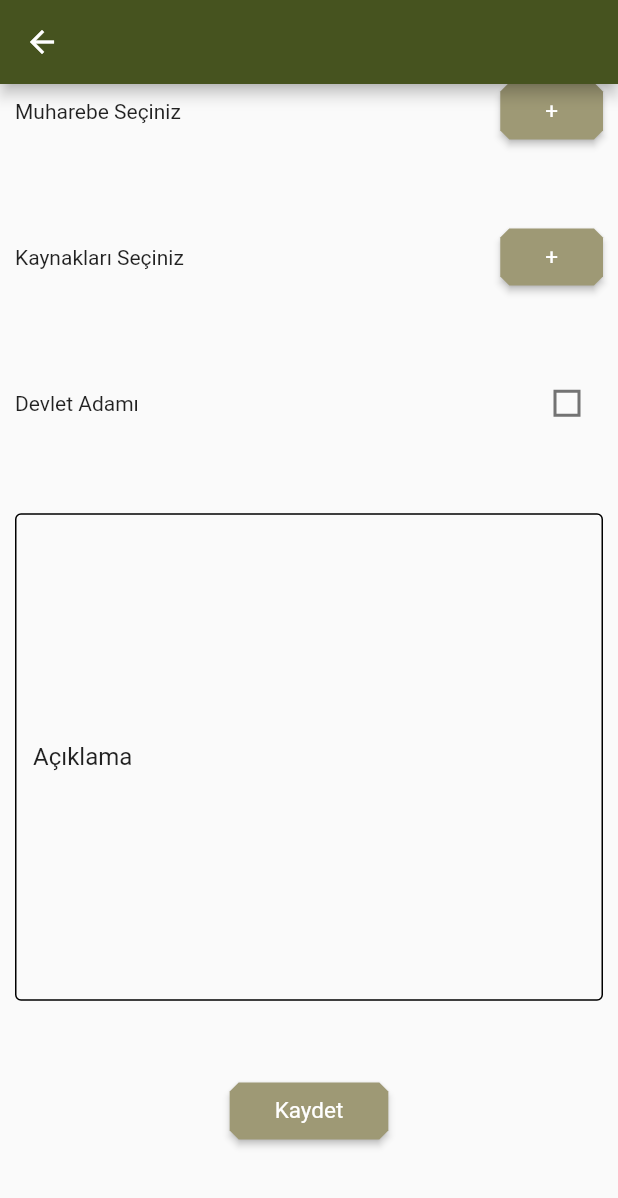
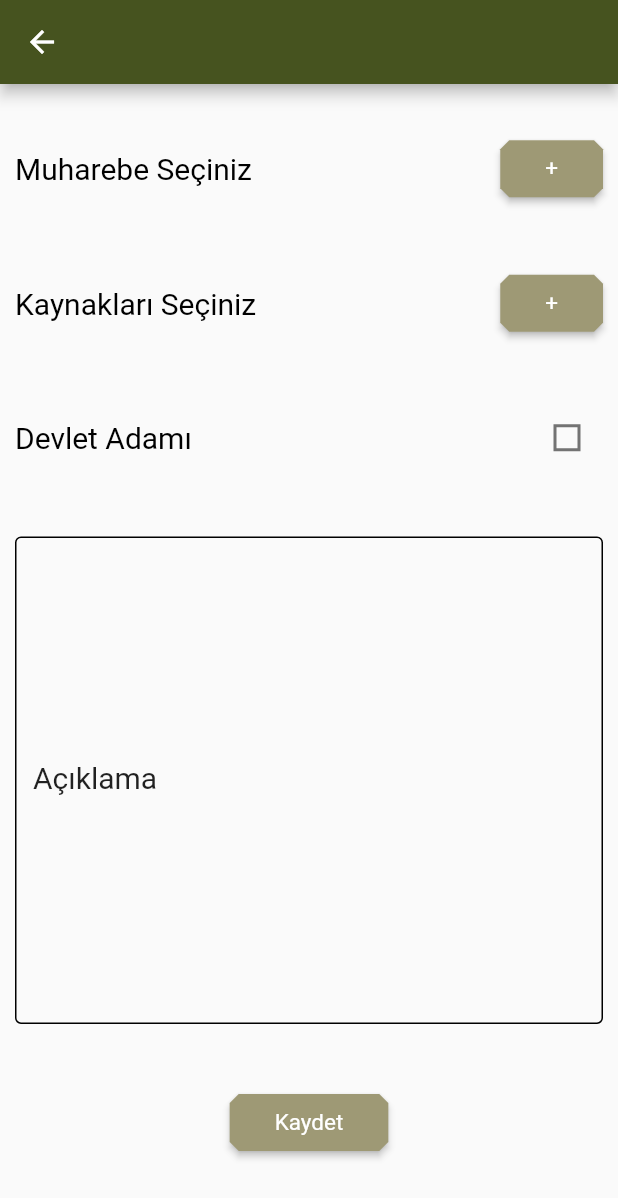
Before and after one commit to Yasinramazan/warHistory, a Flutter app: the SoldierView screen opened directly, scrolled down 488 dp, after a tap on "Kaydet", on a phone screen of 412 x 824 dp. Shown: the top 1198 px of the screen. Run offline on Flutter 3.47's test engine with Material 2 defaults, Android fonts, the phone set to English and light mode, and no system bars; our stand-ins replace bloc, cloud_firestore, file_picker, firebase_core, flutter_bloc, image_picker and 1 more; accounts and stored records are empty.

Commit message:
AddSoldier Service Eklendi

```diff
--- a/lib/Pages/AddingPages/AddSoldier.dart
+++ b/lib/Pages/AddingPages/AddSoldier.dart
@@ -5,6 +5,8 @@ import 'package:flutter_bloc/flutter_bloc.dart';
 import 'package:mask_text_input_formatter/mask_text_input_formatter.dart';
 import 'package:path_provider/path_provider.dart';
 import 'package:warhistory/Entities/Soldiers.dart';
+import 'package:warhistory/Services/Validator.dart';
+import 'package:warhistory/Services/soldierService.dart';
 import 'package:warhistory/Theme/theme.dart';
 import 'package:warhistory/Widgets/select_battles.dart';
 import 'package:warhistory/Widgets/select_sources.dart';
@@ -24,11 +26,15 @@ class _AddSoldierState extends State<SoldierView> {
       mask: '##/##/####',
       filter: {"#": RegExp(r'[0-9]')},
       type: MaskAutoCompletionType.lazy);
+  final _formKey = GlobalKey<FormState>();
   bool _value = false;
-  String name = "";
-  String birthday = "";
-  String deathday = "";
-  String explanation = "";
+
+  SoldiersService _soldiersService = SoldiersService();
+  TextEditingController nameController = TextEditingController();
+  TextEditingController deathdayController = TextEditingController();
+  TextEditingController birthdayController = TextEditingController();
+  TextEditingController explanationController = TextEditingController();
+  Soldier refSoldier = Soldier("", "", "", "", "", "", [], false, []);
 
   @override
   Widget build(BuildContext context) {
@@ -39,6 +45,7 @@ class _AddSoldierState extends State<SoldierView> {
           child: Padding(
             padding: const EdgeInsets.all(10),
             child: Form(
+              key: _formKey,
               child: SizedBox(
                 height: MediaQuery.of(context).size.height * 3 / 2,
                 child: Column(
@@ -47,22 +54,26 @@ class _AddSoldierState extends State<SoldierView> {
                     crossAxisAlignment: CrossAxisAlignment.center,
                     children: [
                       TextFormField(
-                        initialValue: name,
+                        controller: nameController,
                         decoration: InputDecoration(labelText: "İsim"),
+                        validator: (value) => TextValidator.validator(value),
                       ),
                       TextFormField(
-                          initialValue: birthday,
+                          controller: birthdayController,
                           decoration: const InputDecoration(
                               labelText: "Doğum Tarihi",
                               hintText: "##/##/####"),
                           keyboardType: TextInputType.datetime,
-                          inputFormatters: [maskFormatter]),
+                          inputFormatters: [maskFormatter],
+                          validator: (value) => TextValidator.validator(value)),
                       TextFormField(
-                          initialValue: deathday,
-                          decoration: const InputDecoration(
-                              labelText: "Ölüm Tarihi", hintText: "##/##/####"),
-                          keyboardType: TextInputType.datetime,
-                          inputFormatters: [maskFormatter]),
+                        controller: deathdayController,
+                        decoration: const InputDecoration(
+                            labelText: "Ölüm Tarihi", hintText: "##/##/####"),
+                        keyboardType: TextInputType.datetime,
+                        inputFormatters: [maskFormatter],
+                        validator: (value) => TextValidator.validator(value),
+                      ),
                       Row(
                         mainAxisSize: MainAxisSize.max,
                         mainAxisAlignment: MainAxisAlignment.spaceEvenly,
@@ -133,12 +144,15 @@ class _AddSoldierState extends State<SoldierView> {
                         ],
                       ),
                       TextFormField(
-                        initialValue: explanation,
+                        controller: explanationController,
                         maxLines: 15,
                         decoration: InputDecoration(labelText: "Açıklama"),
                       ),
                       ElevatedButton(
-                          onPressed: () => saveSoldier(), child: Text("Kaydet"))
+                          onPressed: () {
+                            _saveSoldier();
+                          },
+                          child: Text("Kaydet"))
                     ]),
               ),
             ),
@@ -148,9 +162,15 @@ class _AddSoldierState extends State<SoldierView> {
     );
   }
 
-  void saveSoldier() {
-    Soldier soldier =
-        Soldier("", name, birthday, birthday, explanation, "", [], _value, []);
+  void _saveSoldier() {
+    if (_formKey.currentState!.validate()) {
+      GlobalSoldier.Name = nameController.text;
+      GlobalSoldier.Birthday = birthdayController.text;
+      GlobalSoldier.Deathday = deathdayController.text;
+      GlobalSoldier.Explanation = explanationController.text;
+      _soldiersService.setSoldier(GlobalSoldier);
+      _soldiersService.saveSoldier();
+    }
   }
 
   void alertDialog(BuildContext context, bool a) {
--- /dev/null
+++ b/lib/Services/Validator.dart
@@ -0,0 +1,8 @@
+class TextValidator {
+  static validator(String? value) {
+    if (value == null || value.isEmpty) {
+      return 'Lütfen bu alanı doldurunuz';
+    }
+    return null;
+  }
+}
--- a/lib/Services/soldierService.dart
+++ b/lib/Services/soldierService.dart
@@ -1,20 +1,22 @@
-import 'package:cloud_firestore/cloud_firestore.dart';
+import 'package:warhistory/Data/SoldierData.dart';
 import 'package:warhistory/Entities/Soldiers.dart';
 
 class SoldiersService {
-  CollectionReference soldiers =
-      FirebaseFirestore.instance.collection("Soldiers");
+  SoldiersService() {
+    _soldierRepository = SoldierRepository();
+  }
+  Soldier _soldier = Soldier("", "", "", "", "", "", [], false, []);
 
-  Future<List<Soldier>> getSoldiers() async {
-    List<Soldier> list = [];
-    final value = await soldiers.get().then((QuerySnapshot querySnapshot) {
-      querySnapshot.docs.forEach((doc) {
-        list.add(doc["Name"]);
-      });
-    });
-    if (value == null)
-      return [];
-    else
-      return list;
+  Soldier get soldier => _soldier;
+
+  void setSoldier(Soldier soldier) {
+    _soldier = soldier;
+  }
+
+  late SoldierRepository _soldierRepository;
+  void saveSoldier() {
+    _soldierRepository.saveSoldier(_soldier);
   }
 }
+
+Soldier GlobalSoldier = Soldier("", "", "", "", "", "", [], false, []);
--- a/lib/Theme/theme.dart
+++ b/lib/Theme/theme.dart
@@ -85,51 +85,52 @@ final ThemeData myTheme = ThemeData(
           textStyle: const TextStyle(
             fontSize: 15,
           ))),
-  textTheme: const TextTheme(bodyText1: TextStyle(color: Color(0x1f000000))),
+  textTheme: const TextTheme(
+      bodyText1: TextStyle(color: Colors.black, fontSize: 15),
+      bodyText2: TextStyle(color: Colors.black, fontSize: 20)),
   inputDecorationTheme: const InputDecorationTheme(
     labelStyle: TextStyle(
       color: Color(0xdd000000),
-      fontSize: null,
+      fontSize: 20.0,
       fontWeight: FontWeight.w400,
       fontStyle: FontStyle.normal,
     ),
     helperStyle: TextStyle(
       color: Color(0xdd000000),
-      fontSize: null,
+      fontSize: 20.0,
       fontWeight: FontWeight.w400,
       fontStyle: FontStyle.normal,
     ),
     hintStyle: TextStyle(
       color: Color(0xdd000000),
-      fontSize: null,
+      fontSize: 20.0,
       fontWeight: FontWeight.w400,
       fontStyle: FontStyle.normal,
     ),
     errorStyle: TextStyle(
-      color: Color(0xdd000000),
-      fontSize: null,
+      color: Colors.red,
+      fontSize: 10.0,
       fontWeight: FontWeight.w400,
       fontStyle: FontStyle.normal,
     ),
     errorMaxLines: null,
     isDense: false,
-    contentPadding: EdgeInsets.only(top: 24, bottom: 16, left: 12, right: 12),
     isCollapsed: false,
     prefixStyle: TextStyle(
       color: Color(0xdd000000),
-      fontSize: null,
+      fontSize: 20.0,
       fontWeight: FontWeight.w400,
       fontStyle: FontStyle.normal,
     ),
     suffixStyle: TextStyle(
       color: Color(0xdd000000),
-      fontSize: null,
+      fontSize: 20.0,
       fontWeight: FontWeight.w400,
       fontStyle: FontStyle.normal,
     ),
     counterStyle: TextStyle(
       color: Color(0xdd000000),
-      fontSize: null,
+      fontSize: 20.0,
       fontWeight: FontWeight.w400,
       fontStyle: FontStyle.normal,
     ),
@@ -247,7 +248,7 @@ final ThemeData myTheme = ThemeData(
       shape: BeveledRectangleBorder(
     side: BorderSide(
       color: Color(0xff000000),
-      width: 0,
+      width: 10,
       style: BorderStyle.none,
     ),
     borderRadius: BorderRadius.all(Radius.circular(6.0)),
```
Also changed, not shown: lib/Data/SoldierData.dart (added, +35 -0 lines), lib/Widgets/select_battles.dart (+24 -8 lines), lib/Widgets/select_sources.dart (+80 -12 lines).
